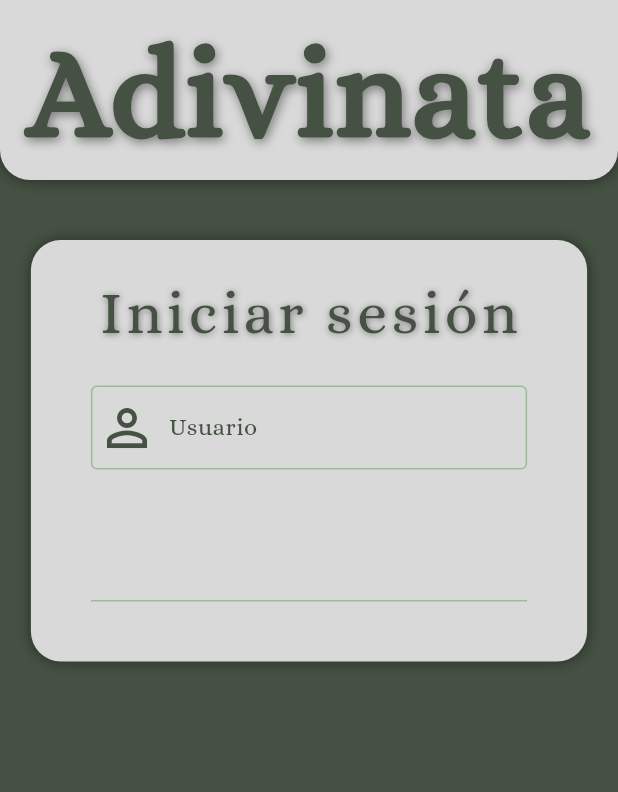
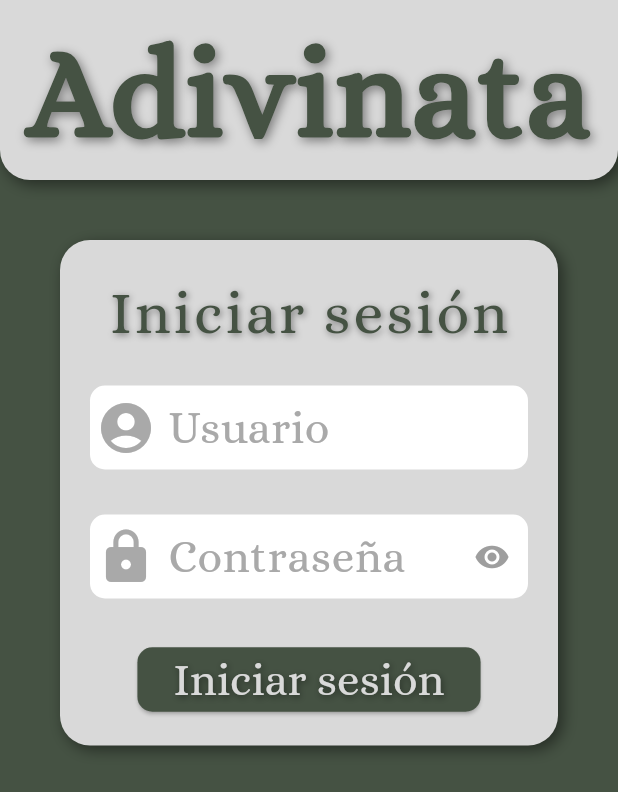
Before and after one commit to dsarotti/adivinata, a Flutter app: the screen it shows after launch, on a phone screen of 412 x 824 dp. Shown: the top 792 px of the screen. Run offline on Flutter 3.47's test engine with Material 3 defaults, Android fonts, the phone set to English and light mode, and no system bars; our stand-ins replace get.

Commit message:
Formulario login terminado

```diff
--- a/lib/actividades/autenticacion/actividad_inicio_sesion.dart
+++ b/lib/actividades/autenticacion/actividad_inicio_sesion.dart
@@ -1,7 +1,7 @@
-import 'package:adivinata/actividades/autenticacion/controlador_formulario.dart';
-import 'package:adivinata/actividades/autenticacion/login_header.dart';
-import 'package:adivinata/res/colores.dart';
-import 'package:adivinata/res/componentes/componentes_estaticos.dart';
+import 'widgets/formulario_inicio_sesion/formulario_inicio_sesion.dart';
+import 'widgets/login_header.dart';
+import '../../res/colores.dart';
+import '../../res/componentes/componentes_estaticos.dart';
 import 'package:flutter/material.dart';
 import 'package:get/get.dart';
 
@@ -11,59 +11,26 @@ class ActividadInicioSesion extends StatelessWidget {
   @override
   Widget build(BuildContext context) {
 
+
     return  Scaffold(
       body: SafeArea(
         child: Column(
-
           children: [
             const LoginHeader(),
-            Container(
+            Padding(
+              padding: ComponentesEstaticos.paddingBody,
+              child: Container(
                 decoration: const BoxDecoration(
                   color: Colores.primarioClaro,
                   boxShadow: [ComponentesEstaticos.sombraContainersDefault],
-                borderRadius: BorderRadius.all(ComponentesEstaticos.radioDefault),
+                  borderRadius: ComponentesEstaticos.borderRadiusContenedor,
                 ),
-              margin: ComponentesEstaticos.verticalMarginDefault,
                 padding: ComponentesEstaticos.paddingDefault,
                 width: Get.width*0.9,
                 constraints: const BoxConstraints(
                   minWidth: 200,
                 ),
-              child: Column(
-                children: [
-                  const Text(
-                      style: TextStyle(
-                        fontFamily: "Alice",
-                        color: Colores.primarioOscuro,
-                        fontSize: 40,
-                        letterSpacing: 3,
-                        fontWeight: FontWeight.w400,
-                        shadows: [ComponentesEstaticos.sombraTextoFino],
-                      ),
-                      "Iniciar sesión"),
-                  Padding(
-                    padding: ComponentesEstaticos.paddingDefault,
-                    child: TextFormField(
-                      autocorrect: false,
-                      controller: Get.find<ControladorFormularioLogin>().controllerUsuario,
-                      decoration: const InputDecoration(
-                        labelText: "Usuario",
-                        border: OutlineInputBorder(),
-                        prefixIcon: Icon(
-                          Icons.person_outline,
-                          size: 40,
-                        ),
-                      ),
-                    ),
-                  ),
-                  Padding(
-                    padding: ComponentesEstaticos.paddingDefault,
-                    child: TextFormField(
-                      controller: Get.find<ControladorFormularioLogin>().controllerPass,
-                    ),
-                  )
-
-                ],
+                child: const FormularioInicioSesion(),
               ),
             )
           ],
--- a/lib/actividades/autenticacion/controlador_formulario.dart
+++ b/lib/actividades/autenticacion/controladores/controlador_formulario.dart
@@ -4,7 +4,13 @@ import 'package:get/get.dart';
 class ControladorFormularioLogin extends GetxController{
   String usuario="";
   String pass ="";
+  RxBool mostrarPass=true.obs;
 
   TextEditingController controllerUsuario = TextEditingController();
   TextEditingController controllerPass = TextEditingController();
+
+  /// Alterna entre mostrar u ocultar contraseña
+  void switchMostrarPass(){
+    mostrarPass.value=!mostrarPass.value;
+  }
 }
--- /dev/null
+++ b/lib/actividades/autenticacion/widgets/formulario_inicio_sesion/campos/campo_pass.dart
@@ -0,0 +1,55 @@
+import 'package:flutter/material.dart';
+import 'package:get/get.dart';
+import '../../../controladores/controlador_formulario.dart';
+import '../../../../../res/colores.dart';
+import '../../../../../res/componentes/componentes_estaticos.dart';
+
+class CampoPass extends StatelessWidget {
+  const CampoPass({super.key});
+
+  @override
+  Widget build(BuildContext context) {
+    ControladorFormularioLogin controlador =
+        Get.find<ControladorFormularioLogin>();
+    return Obx(
+      () => TextFormField(
+        obscureText: controlador.mostrarPass.value,
+        autocorrect: false,
+        controller: controlador.controllerPass,
+        decoration: InputDecoration(
+          prefixIconColor: Colores.primarioClaro,
+          fillColor: Colors.white,
+          filled: true,
+          labelText: "Contraseña",
+          labelStyle: const TextStyle(
+            color: Colores.textoGris,
+            fontSize: 30,
+          ),
+          floatingLabelStyle: const TextStyle(
+              color: Colores.primarioOscuro,
+              shadows: [ComponentesEstaticos.sombraTextoFino]),
+          border: const OutlineInputBorder(
+            borderRadius: ComponentesEstaticos.borderRadiusInterno,
+            borderSide: BorderSide.none,
+          ),
+          prefixIcon: const Icon(
+            Icons.lock,
+            size: 40,
+            color: Colores.textoGris,
+          ),
+          suffixIcon: IconButton(
+            icon: Icon(
+              controlador.mostrarPass.value
+                  ? Icons.visibility
+                  : Icons.visibility_off,
+              color: Colors.grey,
+            ),
+            onPressed: () {
+              controlador.switchMostrarPass();
+            },
+          ),
+        ),
+      ),
+    );
+  }
+}
--- /dev/null
+++ b/lib/actividades/autenticacion/widgets/formulario_inicio_sesion/campos/campo_usuario.dart
@@ -0,0 +1,43 @@
+import 'package:flutter/material.dart';
+import 'package:get/get.dart';
+import '../../../controladores/controlador_formulario.dart';
+import '../../../../../res/colores.dart';
+import '../../../../../res/componentes/componentes_estaticos.dart';
+
+class CampoUsuario extends StatelessWidget {
+  const CampoUsuario({super.key});
+
+  @override
+  Widget build(BuildContext context) {
+    ControladorFormularioLogin controlador = Get.find<ControladorFormularioLogin>();
+    return TextFormField(
+      autocorrect: false,
+      enableSuggestions: false,
+      spellCheckConfiguration: const SpellCheckConfiguration.disabled(),
+      controller: controlador.controllerUsuario,
+      decoration: const InputDecoration(
+        prefixIconColor: Colores.primarioClaro,
+        fillColor: Colors.white,
+        filled: true,
+        labelText: "Usuario",
+        labelStyle: TextStyle(
+          color: Colores.textoGris,
+          fontSize: 30,
+        ),
+        floatingLabelStyle: TextStyle(
+            color: Colores.primarioOscuro,
+            shadows: [ComponentesEstaticos.sombraTextoFino]
+        ),
+        border: OutlineInputBorder(
+          borderRadius: ComponentesEstaticos.borderRadiusInterno,
+          borderSide: BorderSide.none,
+        ),
+        prefixIcon: Icon(
+          Icons.account_circle,
+          size: 40,
+          color: Colores.textoGris,
+        ),
+      ),
+    );
+  }
+}
--- /dev/null
+++ b/lib/actividades/autenticacion/widgets/formulario_inicio_sesion/formulario_inicio_sesion.dart
@@ -0,0 +1,41 @@
+import 'package:flutter/material.dart';
+import 'campos/campo_usuario.dart';
+import 'campos/campo_pass.dart';
+import '../../../../res/componentes/widgets/botones/boton_texto_interno.dart';
+import '../../../../res/colores.dart';
+import '../../../../res/componentes/componentes_estaticos.dart';
+
+class FormularioInicioSesion extends StatelessWidget {
+  const FormularioInicioSesion({super.key});
+
+  @override
+  Widget build(BuildContext context) {
+    return Column(
+      children: [
+        const Text(
+            style: TextStyle(
+              color: Colores.primarioOscuro,
+              fontSize: 40,
+              letterSpacing: 2,
+              shadows: [ComponentesEstaticos.sombraTextoFino],
+            ),
+            "Iniciar sesión"),
+        const Padding(
+          padding: ComponentesEstaticos.paddingDefault,
+          child: CampoUsuario(),
+        ),
+        const Padding(
+          padding: ComponentesEstaticos.paddingDefault,
+          child: CampoPass(),
+        ),
+        Padding(
+          padding: ComponentesEstaticos.paddingDefault,
+          child: BotonTextoInterno(
+            texto: "Iniciar sesión",
+            onPressed: () => {},
+          ),
+        ),
+      ],
+    );
+  }
+}
--- a/lib/actividades/autenticacion/login_header.dart
+++ b/lib/actividades/autenticacion/widgets/login_header.dart
@@ -1,4 +1,4 @@
-import 'package:adivinata/res/componentes/componentes_estaticos.dart';
+import '../../../res/componentes/componentes_estaticos.dart';
 import 'package:flutter/material.dart';
 import 'package:get/get.dart';
 
@@ -12,8 +12,8 @@ class LoginHeader extends StatelessWidget {
         boxShadow: const [ComponentesEstaticos.sombraContainersDefault],
         color: Get.theme.colorScheme.inversePrimary,
         borderRadius: const BorderRadius.only(
-          bottomLeft: ComponentesEstaticos.radioDefault,
-          bottomRight: ComponentesEstaticos.radioDefault,
+          bottomLeft: ComponentesEstaticos.radioContenedor,
+          bottomRight: ComponentesEstaticos.radioContenedor,
         ),
       ),
       height: 120,
--- a/lib/adivinata.dart
+++ b/lib/adivinata.dart
@@ -1,5 +1,5 @@
-import 'package:adivinata/bindings/login_binding.dart';
-import 'package:adivinata/res/colores.dart';
+import 'bindings/login_binding.dart';
+import 'res/colores.dart';
 import 'package:flutter/material.dart';
 import 'package:flutter/services.dart';
 import 'package:get/get.dart';
--- a/lib/bindings/login_binding.dart
+++ b/lib/bindings/login_binding.dart
@@ -1,4 +1,4 @@
-import 'package:adivinata/actividades/autenticacion/controlador_formulario.dart';
+import '../actividades/autenticacion/controladores/controlador_formulario.dart';
 import 'package:get/get.dart';
 
 class LoginBinding extends Bindings {
--- a/lib/main.dart
+++ b/lib/main.dart
@@ -1,4 +1,4 @@
-import 'package:adivinata/adivinata.dart';
+import 'adivinata.dart';
 import 'package:flutter/material.dart';
 
 void main() {
--- a/lib/res/colores.dart
+++ b/lib/res/colores.dart
@@ -4,6 +4,7 @@ class Colores{
   static const Color fondo = Color(0xFF9dbb99);
   static const Color primarioClaro = Color(0xFFD9D9D9);
   static const Color primarioOscuro = Color (0xFF455243);
+  static const Color textoGris = Color (0xFFA9A9A9);
   static const Color aciertoParcial = Color(0xFFDBD096);
   static const Color acierto = Color(0xFF677964);
   static const Color fallo = Color(0xFFDFB5B5);
--- a/lib/res/componentes/componentes_estaticos.dart
+++ b/lib/res/componentes/componentes_estaticos.dart
@@ -1,12 +1,24 @@
 import 'package:flutter/material.dart';
 
 final class ComponentesEstaticos{
-  static const Shadow sombraDefault = Shadow(blurRadius: 8,color: Colors.black45,offset: Offset(0.2, 0.3));
-  static const Shadow sombraTextoFino = Shadow(blurRadius: 6,color: Colors.black45,offset: Offset(0.5, 0.5));
-  static const BoxShadow sombraContainersDefault = BoxShadow(blurRadius: 8,color: Colors.black45,offset: Offset(0.3, 0.3));
-  static const Radius radioDefault = Radius.circular(20);
+  ///sombras
+  static const Shadow sombraDefault = Shadow(blurRadius: 8,color: Colors.black45,offset: Offset(0.3, 0.3));
+  static const Shadow sombraTextoFino = Shadow(blurRadius: 6,color: Colors.black45,offset: Offset(1, 1));
+  static const BoxShadow sombraContainersDefault = BoxShadow(blurRadius: 8,color: Colors.black45,offset: Offset(3, 3));
+
+  ///radios
+  static const Radius radioContenedor = Radius.circular(20);
+  static const Radius radioInterno = Radius.circular(10);
+  static const BorderRadius borderRadiusContenedor = BorderRadius.all(radioContenedor);
+  static const BorderRadius borderRadiusInterno = BorderRadius.all(radioInterno);
+
+  ///paddings y margins
   static const EdgeInsetsGeometry verticalMarginDefault = EdgeInsets.symmetric(vertical: 40);
-  static const EdgeInsetsGeometry paddingDefault = EdgeInsets.only(bottom: 20,left: 20,right: 20,top: 20);
+  static const EdgeInsetsGeometry paddingDefault = EdgeInsets.only(bottom: 10,left: 10,right: 10,top: 20);
+  static const EdgeInsetsGeometry paddingHorizontalBody = EdgeInsets.symmetric(horizontal: 40);
+  static const EdgeInsetsGeometry paddingBody = EdgeInsets.only(top:40,left:40,right:40);
+
+  ///clase no instanciable
   const ComponentesEstaticos._();
 
 }
--- /dev/null
+++ b/lib/res/componentes/widgets/botones/boton_texto_interno.dart
@@ -0,0 +1,37 @@
+import 'package:flutter/material.dart';
+
+import '../../../colores.dart';
+import '../../componentes_estaticos.dart';
+
+class BotonTextoInterno extends StatelessWidget {
+  const BotonTextoInterno({super.key,required this.texto, required this.onPressed});
+
+  final String texto;
+  final VoidCallback? onPressed;
+
+  @override
+  Widget build(BuildContext context) {
+    return ElevatedButton(
+      style: ButtonStyle(
+        foregroundColor: MaterialStateProperty.all<Color>(
+          Colores.primarioClaro,
+        ),
+        overlayColor: MaterialStateProperty.all<Color>(
+          Colores.acierto,
+        ),
+        shape: MaterialStateProperty.all<OutlinedBorder>(
+          const RoundedRectangleBorder(borderRadius: ComponentesEstaticos.borderRadiusInterno),
+        ),
+      ),
+      onPressed: onPressed,
+      child: Text(
+        style: const TextStyle(
+          fontFamily: "Alice",
+          fontSize: 30,
+          shadows: [ComponentesEstaticos.sombraTextoFino],
+        ),
+        texto,
+      ),
+    );
+  }
+}
```
Lines whose indentation alone changed are shown as unchanged.
